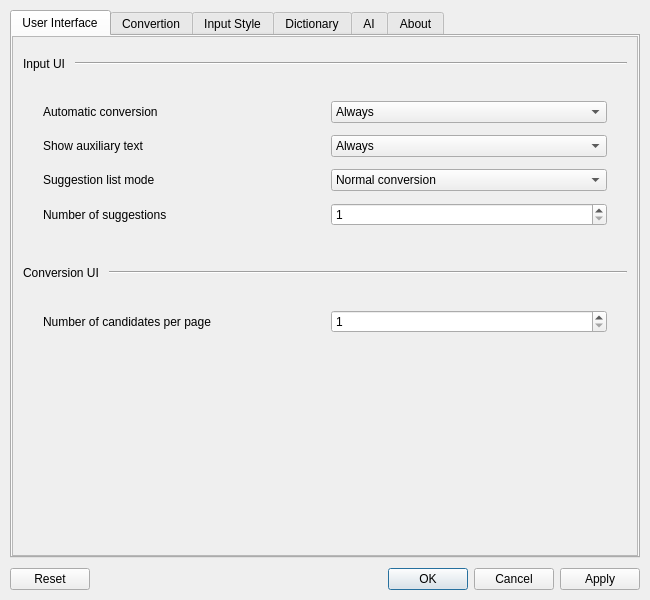
Qt form hazkey-settings/mainwindow.ui (kazormia296/hazkey) before a commit.
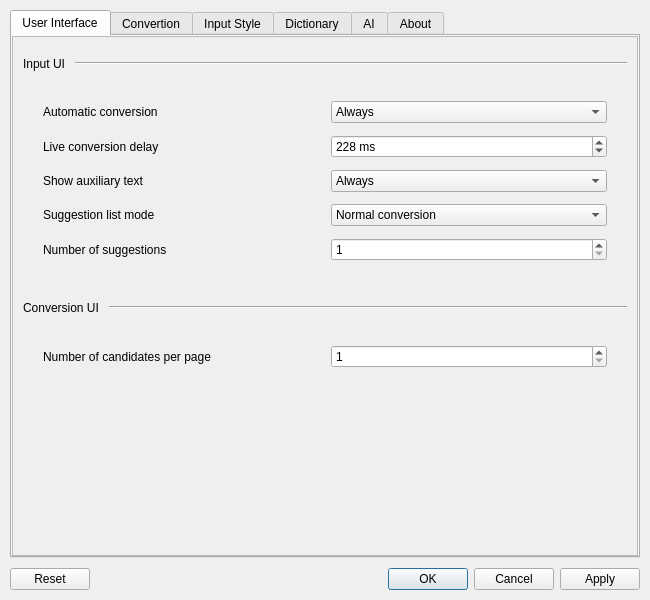
The same form after that commit. Icons and pictures are not drawn.

Commit message:
feat: add delayed live conversion
Debounce live conversion in the Fcitx client, expose the delay setting, and keep the RPC path bounded and backward compatible.\n\nDocument Mozkey as an implementation reference in THIRDPARTYLICENSE.

Diff of the .ui file:
```diff
--- a/hazkey-settings/mainwindow.ui
+++ b/hazkey-settings/mainwindow.ui
@@ -173,6 +173,35 @@
               </widget>
              </item>
              <item row="1" column="0">
+              <widget class="QLabel" name="liveConversionDelayLabel">
+               <property name="minimumSize">
+                <size>
+                 <width>200</width>
+                 <height>0</height>
+                </size>
+               </property>
+               <property name="text">
+                <string>Live conversion delay</string>
+               </property>
+              </widget>
+             </item>
+             <item row="1" column="1">
+              <widget class="QSpinBox" name="liveConversionDelay">
+               <property name="suffix">
+                <string notr="true"> ms</string>
+               </property>
+               <property name="maximum">
+                <number>1000</number>
+               </property>
+               <property name="singleStep">
+                <number>10</number>
+               </property>
+               <property name="value">
+                <number>228</number>
+               </property>
+              </widget>
+             </item>
+             <item row="2" column="0">
               <widget class="QLabel" name="auxiliaryTextLabel">
                <property name="minimumSize">
                 <size>
@@ -185,7 +214,7 @@
                </property>
               </widget>
              </item>
-             <item row="1" column="1">
+             <item row="2" column="1">
               <widget class="QComboBox" name="auxiliaryText">
                <item>
                 <property name="text">
@@ -204,7 +233,7 @@
                </item>
               </widget>
              </item>
-             <item row="2" column="0">
+             <item row="3" column="0">
               <widget class="QLabel" name="suggestionListLabel">
                <property name="minimumSize">
                 <size>
@@ -217,7 +246,7 @@
                </property>
               </widget>
              </item>
-             <item row="2" column="1">
+             <item row="3" column="1">
               <widget class="QComboBox" name="suggestionList">
                <item>
                 <property name="text">
@@ -236,7 +265,7 @@
                </item>
               </widget>
              </item>
-             <item row="3" column="0">
+             <item row="4" column="0">
               <widget class="QLabel" name="numSuggestionLabel">
                <property name="minimumSize">
                 <size>
@@ -249,7 +278,7 @@
                </property>
               </widget>
              </item>
-             <item row="3" column="1">
+             <item row="4" column="1">
               <widget class="QSpinBox" name="numSuggestion">
                <property name="minimum">
                 <number>1</number>
```
The commit also changes 52 other files.
